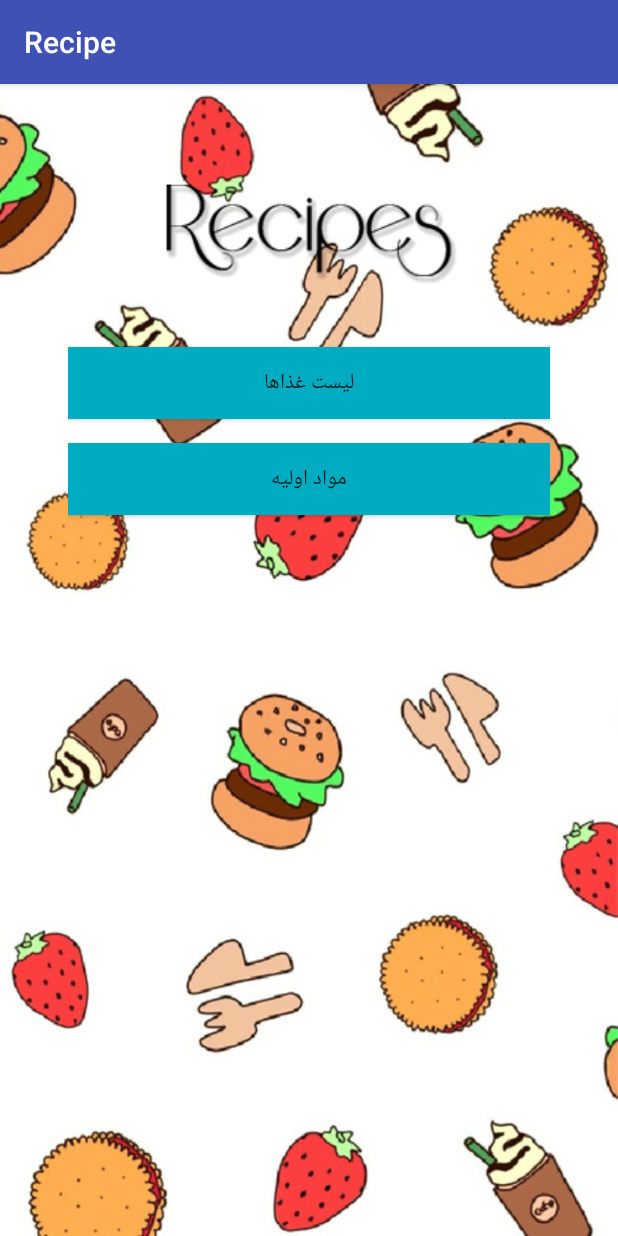
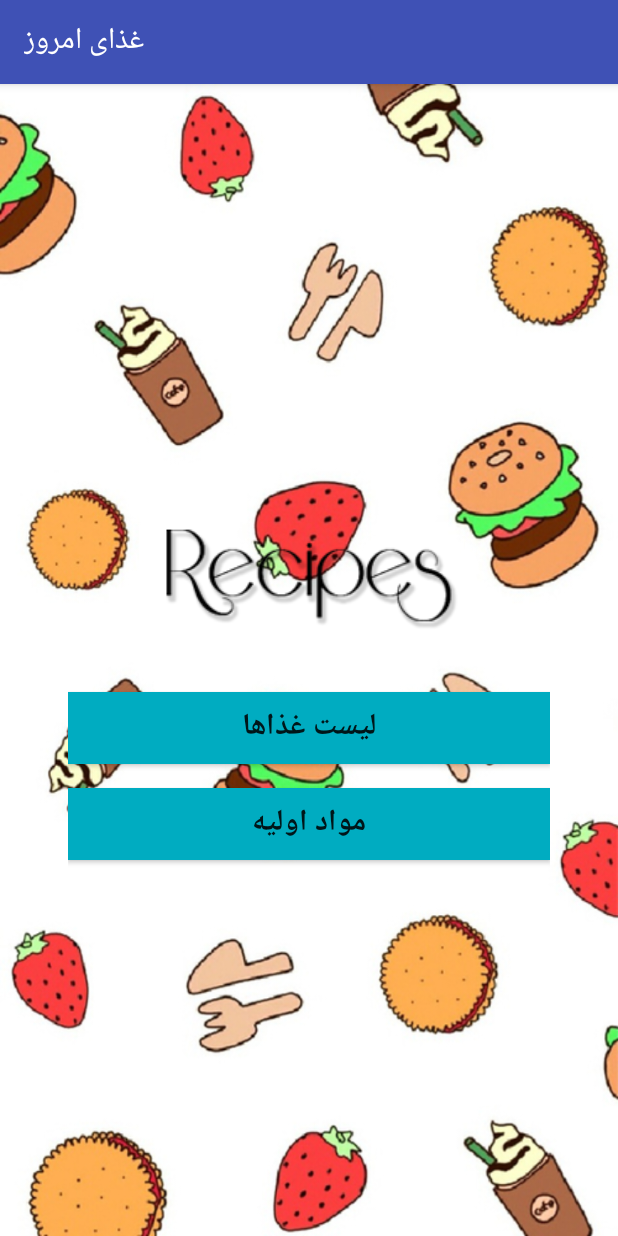
Before and after one commit to LordHoborg/Recipe, an Android app: the screen it shows after launch (MainActivity), on a phone screen of 412 x 824 dp. Run offline under Robolectric (Android 15) with nearby library versions, the phone set to English and light mode, and no system bars.

```diff
--- a/app/src/main/AndroidManifest.xml
+++ b/app/src/main/AndroidManifest.xml
@@ -5,7 +5,7 @@
     <application
         android:allowBackup="true"
         android:icon="@mipmap/ic_launcher"
-        android:label="@string/app_name"
+        android:label="غذای امروز"
         android:supportsRtl="true"
         android:theme="@style/AppTheme">
 
@@ -16,6 +16,8 @@
             </intent-filter>
         </activity>
 
+        <activity android:name=".MainFragment"/>
+
         <activity android:name=".FoodsList"/>
 
     </application>
--- a/app/src/main/java/com/barracuda/recipe/FoodsList.java
+++ b/app/src/main/java/com/barracuda/recipe/FoodsList.java
@@ -10,6 +10,5 @@ public class FoodsList extends AppCompatActivity {
         super.onCreate(savedInstanceState);
         setContentView(R.layout.foods_list);
 
-
     }
 }
--- a/app/src/main/java/com/barracuda/recipe/MainActivity.java
+++ b/app/src/main/java/com/barracuda/recipe/MainActivity.java
@@ -22,7 +22,7 @@ public class MainActivity extends AppCompatActivity implements View.OnClickListe
     @Override
     public void onClick(View view) {
         if (view == foodsListButton)
-            startActivity(new Intent(this, FoodsList.class));
+            startActivity(new Intent(this, MainFragment.class));
 
     }
 }
--- a/app/src/main/res/layout/activity_main.xml
+++ b/app/src/main/res/layout/activity_main.xml
@@ -11,7 +11,8 @@
     android:paddingTop="@dimen/activity_vertical_margin"
     tools:context="com.barracuda.recipe.MainActivity"
     android:background="@drawable/foodsbackground"
-    android:contentDescription="@string/app_name">
+    android:contentDescription="@string/app_name"
+    android:gravity="center">
 
     <ImageView
         android:layout_width="match_parent"
@@ -23,7 +24,9 @@
         android:layout_height="wrap_content"
         android:background="@color/colorCyan"
         android:id="@+id/foods_list"
-        android:text="لیست غذاها" />
+        android:text="لیست غذاها"
+        android:textSize="20dp"
+        android:textStyle="bold"/>
 
     <Button
         android:layout_width="match_parent"
@@ -31,7 +34,9 @@
         android:id="@+id/available_ingr_list"
         android:background="@color/colorCyan"
         android:layout_marginTop="16dp"
-        android:text="مواد اولیه"/>
+        android:text="مواد اولیه"
+        android:textSize="20dp"
+        android:textStyle="bold"/>
 
 
 </LinearLayout>
```
Also changed, not shown: app/src/main/java/com/barracuda/recipe/MainFragment.java (added, +42 -0 lines), app/src/main/res/layout/fragment_main.xml (added, +13 -0 lines), app/src/main/res/layout/list_item.xml (added, +8 -0 lines).
